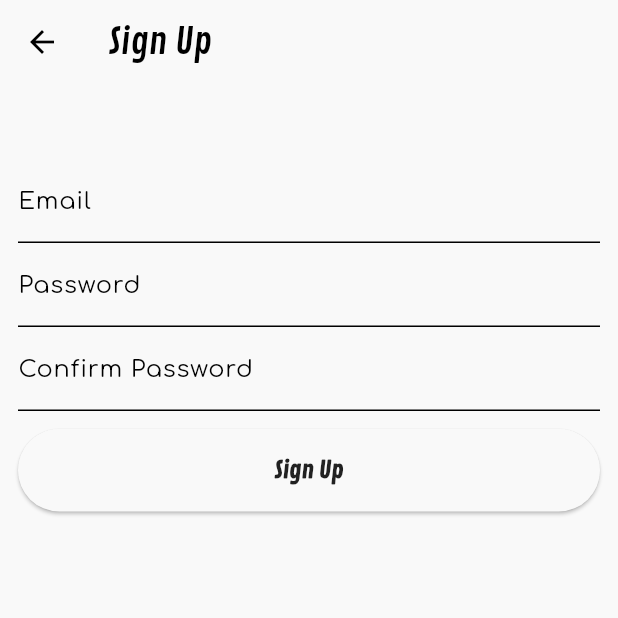
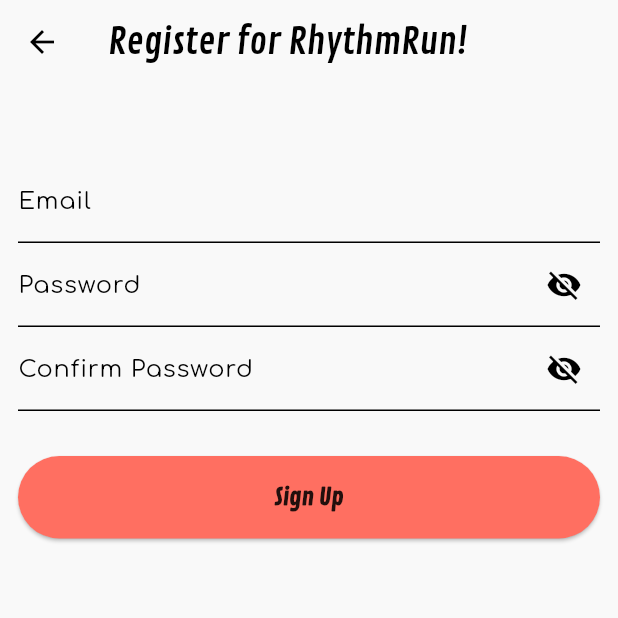
Before and after one commit to euhystho/rhythm-run, a Flutter app: the RegisterPage screen opened directly, on a phone screen of 412 x 824 dp, the top half of it. Run offline on Flutter 3.47's test engine with Material 3 defaults, Android fonts, the phone set to English and light mode, and no system bars; our stand-ins replace audioplayers, file_picker, flutter_dotenv, flutter_spinkit, font_awesome_flutter, google_fonts and 7 more; missing offline and left inert: dotenv, flutter_web_auth, lastfm, music_kit, spotify_sdk; accounts and stored records are empty; network calls fail.

```diff
--- a/lib/screens/auth/auth_gate.dart
+++ b/lib/screens/auth/auth_gate.dart
@@ -25,7 +25,7 @@
         if (session != null){
           return const ProfilePage();
         } else {
-          return const LoginScreenPage();
+          return LoginScreenPage();
         }
       });
   }
--- a/lib/screens/auth/profile.dart
+++ b/lib/screens/auth/profile.dart
@@ -31,7 +31,6 @@
             onPressed: logout,
             icon: const Icon(Icons.logout)
           )
-
         ]
       ),
       body: Center(child: Text(currentEmail.toString()),)
--- a/lib/screens/auth/register_screen.dart
+++ b/lib/screens/auth/register_screen.dart
@@ -1,5 +1,6 @@
 import 'package:flutter/material.dart';
 import 'package:rhythmrun/data/services/authentication.dart';
+import 'package:supabase_flutter/supabase_flutter.dart';
 
 class RegisterPage extends StatefulWidget {
   const RegisterPage({super.key});
@@ -9,7 +10,8 @@
 }
 
 class _RegisterPageState extends State<RegisterPage> {
-
+  bool _obscurePassword = true;
+  bool _obscureConfirmPassword = true;
   // get the authentication service
   final authService = Authentication();
 
@@ -38,9 +40,13 @@
       Navigator.pop(context);
     } catch (e) {
       if (mounted) {
-        ScaffoldMessenger.of(
-          context,
-        ).showSnackBar(SnackBar(content: Text("Error: $e")));
+        ScaffoldMessenger.of(context).showSnackBar(
+          SnackBar(
+            content: Text(
+              e is AuthWeakPasswordException ? e.message : "Error: $e",
+            ),
+          ),
+        );
       }
     }
   }
@@ -48,7 +54,7 @@
   @override
   Widget build(BuildContext context) {
     return Scaffold(
-      appBar: AppBar(title: const Text("Sign Up")),
+      appBar: AppBar(title: const Text("Register for RhythmRun!")),
       body: ListView(
         padding: const EdgeInsets.symmetric(horizontal: 12, vertical: 50),
         children: [
@@ -61,20 +67,50 @@
           //password
           TextField(
             controller: _passwordController,
-            decoration: const InputDecoration(labelText: "Password"),
-            obscureText: true,
+            decoration: InputDecoration(
+              labelText: "Password",
+              suffixIcon: IconButton(
+                onPressed: () {
+                  setState(() {
+                    _obscurePassword = !_obscurePassword;
+                  });
+                },
+                icon: Icon(
+                  _obscurePassword ? Icons.visibility_off : Icons.visibility,
+                ),
+              ),
+            ),
+            obscureText: _obscurePassword,
           ),
 
           //confirm password
           TextField(
             controller: _confirmPasswordController,
-            decoration: const InputDecoration(labelText: "Confirm Password"),
-            obscureText: true,
+            decoration: InputDecoration(
+              labelText: "Confirm Password",
+              suffixIcon: IconButton(
+                onPressed: () {
+                  setState(() {
+                    _obscureConfirmPassword = !_obscureConfirmPassword;
+                  });
+                },
+                icon: Icon(
+                  _obscureConfirmPassword ? Icons.visibility_off : Icons.visibility,
+                ),
+              ),
+            ),
+            obscureText: _obscureConfirmPassword,
           ),
-          const SizedBox(height: 12),
+          const SizedBox(height: 30),
 
           //Login button
-          ElevatedButton(onPressed: signUp, child: const Text("Sign Up")),
+          ElevatedButton(
+            onPressed: signUp,
+            style: ElevatedButton.styleFrom(
+              backgroundColor: Theme.of(context).colorScheme.primary,
+            ),
+            child: const Text("Sign Up"),
+          ),
 
           const SizedBox(height: 12),
         ],
--- a/lib/utils/theme.dart
+++ b/lib/utils/theme.dart
@@ -37,6 +37,9 @@
 
   //Apple Music Colors
   static const Color appleMusicRed = Color(0xFFFC3C44);
+
+  //Google Colors
+
 
   // Theme Data
   static ThemeData get lightTheme {
--- a/pubspec.yaml
+++ b/pubspec.yaml
@@ -37,6 +37,7 @@
   cached_network_image_platform_interface: 4.1.1
   cached_network_image_web: 1.3.1
   collection: ^1.19.1
+  crypto: ^3.0.6
   dartpy: ^0.0.5
   fake_async: 1.3.2
   ffi: ^2.1.4
@@ -44,10 +45,12 @@
   flutter_cache_manager: 3.4.1
   flutter_spinkit: ^5.2.1
   flutter_web_auth: ^0.6.0
+  flutter_web_auth_2: ^4.1.0
   font_awesome_flutter: ^10.8.0
   from_css_color: 2.0.0
   go_router: ^14.8.1
   google_fonts: ^6.2.1
+  google_sign_in: ^6.3.0
   http: ^1.1.0
   intl: 0.19.0
   json_path: ^0.7.5
@@ -66,6 +69,7 @@
   shared_preferences_foundation: 2.5.4
   shared_preferences_web: 2.4.3
   spotify_sdk: ^3.0.2
+  sign_in_with_apple: ^7.0.1
   sqflite: 2.4.2
   sqflite_common: 2.5.5
   supabase: ^2.7.0
```
Also changed, not shown: lib/data/services/authentication.dart (+85 -2 lines), lib/main.dart (+34 -38 lines), lib/screens/auth/login_screen.dart (+139 -19 lines), pubspec.lock, 2 other files.
